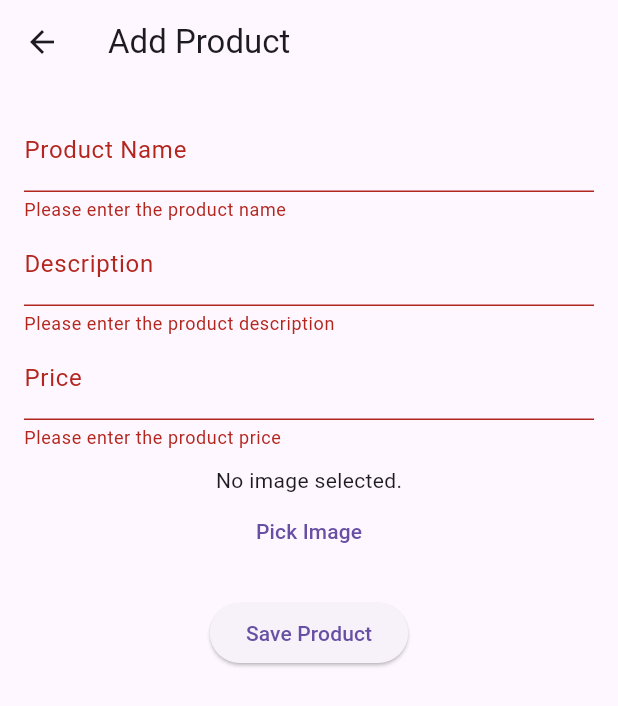
After one commit to GrupoTecnologicoAEL/CursoFlutter, a Flutter app: the AddEditProductScreen screen opened directly, after a tap on "Save Product", on a phone screen of 412 x 824 dp. The commit adds this screen. Shown: the top 706 px of the screen. Run offline on Flutter 3.47's test engine with Material 3 defaults, Android fonts, the phone set to English and light mode, and no system bars; our stand-ins replace cloud_firestore, firebase_auth, firebase_core, firebase_storage, go_router, google_sign_in and 1 more; missing offline and left inert: dart:html; accounts and stored records are empty.

Commit message:
Cambios en pantalla cliente y admin

```diff
--- /dev/null
+++ b/lib/Screens/Admin/crud_product.dart
@@ -0,0 +1,245 @@
+import 'dart:html' as html;
+import 'package:flutter/material.dart';
+import 'package:http/http.dart' as http;
+import 'dart:convert';
+import 'package:image_picker/image_picker.dart';
+import 'package:firebase_storage/firebase_storage.dart';
+
+class AddEditProductScreen extends StatefulWidget {
+  final String? productId;
+
+  AddEditProductScreen({this.productId});
+
+  @override
+  _AddEditProductScreenState createState() => _AddEditProductScreenState();
+}
+
+class _AddEditProductScreenState extends State<AddEditProductScreen> {
+  final _formKey = GlobalKey<FormState>();
+  final _nameController = TextEditingController();
+  final _descriptionController = TextEditingController();
+  final _priceController = TextEditingController();
+  html.File? _imageFile;
+  bool _isLoading = false;
+  String? _imageUrl;
+
+  @override
+  void initState() {
+    super.initState();
+    if (widget.productId != null) {
+      _loadProductData();
+    }
+  }
+
+  Future<void> _loadProductData() async {
+    final response = await http.get(Uri.parse('http://localhost:5001/api/products/${widget.productId}'));
+
+    if (response.statusCode == 200) {
+      final productData = json.decode(response.body);
+      setState(() {
+        _nameController.text = productData['name'];
+        _descriptionController.text = productData['description'];
+        _priceController.text = productData['price'].toString();
+        _imageUrl = productData['imageUrl'];
+      });
+    } else {
+      throw Exception('Failed to load product');
+    }
+  }
+
+  Future<void> _pickImage() async {
+    final picker = html.FileUploadInputElement();
+    picker.accept = 'image/*';
+    picker.click();
+
+    picker.onChange.listen((event) {
+      final files = picker.files;
+      if (files!.isEmpty) return;
+      setState(() {
+        _imageFile = files[0];
+        _imageUrl = html.Url.createObjectUrl(_imageFile);
+      });
+    });
+  }
+
+  Future<String> _uploadImage() async {
+    if (_imageFile == null) return '';
+
+    String fileName = _imageFile!.name;
+    Reference firebaseStorageRef = FirebaseStorage.instance.ref().child('uploads/$fileName');
+
+    UploadTask uploadTask = firebaseStorageRef.putBlob(_imageFile);
+    TaskSnapshot taskSnapshot = await uploadTask;
+
+    return await taskSnapshot.ref.getDownloadURL();
+  }
+
+  Future<void> _saveProduct() async {
+    if (_formKey.currentState!.validate()) {
+      setState(() {
+        _isLoading = true;
+      });
+
+      try {
+        String name = _nameController.text.trim();
+        String description = _descriptionController.text.trim();
+        double price = double.parse(_priceController.text.trim());
+        String? imageUrl = _imageUrl;
+
+        if (_imageFile != null) {
+          imageUrl = await _uploadImage();
+        }
+
+        final Map<String, dynamic> productData = {
+          'name': name,
+          'description': description,
+          'price': price,
+          'imageUrl': imageUrl,
+        };
+
+        if (widget.productId == null) {
+          // Crear producto
+          final response = await http.post(
+            Uri.parse('http://localhost:5001/api/products'),
+            headers: {'Content-Type': 'application/json'},
+            body: json.encode(productData),
+          );
+
+          if (response.statusCode != 201) {
+            throw Exception('Failed to create product');
+          }
+        } else {
+          // Editar producto
+          final response = await http.put(
+            Uri.parse('http://localhost:5001/api/products/${widget.productId}'),
+            headers: {'Content-Type': 'application/json'},
+            body: json.encode(productData),
+          );
+
+          if (response.statusCode != 200) {
+            throw Exception('Failed to update product');
+          }
+        }
+
+        Navigator.pop(context); // Regresa a la pantalla anterior después de guardar
+      } catch (e) {
+        print(e);
+      } finally {
+        setState(() {
+          _isLoading = false;
+        });
+      }
+    }
+  }
+
+  Future<void> _deleteProduct() async {
+    if (widget.productId != null) {
+      setState(() {
+        _isLoading = true;
+      });
+
+      try {
+        final response = await http.delete(
+          Uri.parse('http://localhost:5001/api/products/${widget.productId}'),
+          headers: {'Content-Type': 'application/json'},
+        );
+
+        if (response.statusCode != 200) {
+          throw Exception('Failed to delete product');
+        }
+
+        Navigator.pop(context); // Regresa a la pantalla anterior después de eliminar
+      } catch (e) {
+        print(e);
+      } finally {
+        setState(() {
+          _isLoading = false;
+        });
+      }
+    }
+  }
+
+  @override
+  Widget build(BuildContext context) {
+    return Scaffold(
+      appBar: AppBar(
+        title: Text(widget.productId == null ? 'Add Product' : 'Edit Product'),
+        actions: widget.productId != null
+            ? [
+                IconButton(
+                  icon: Icon(Icons.delete),
+                  onPressed: _deleteProduct,
+                ),
+              ]
+            : null,
+      ),
+      body: _isLoading
+          ? Center(child: CircularProgressIndicator())
+          : Padding(
+              padding: const EdgeInsets.all(16.0),
+              child: Form(
+                key: _formKey,
+                child: Column(
+                  children: [
+                    TextFormField(
+                      controller: _nameController,
+                      decoration: InputDecoration(labelText: 'Product Name'),
+                      validator: (value) {
+                        if (value!.isEmpty) {
+                          return 'Please enter the product name';
+                        }
+                        return null;
+                      },
+                    ),
+                    TextFormField(
+                      controller: _descriptionController,
+                      decoration: InputDecoration(labelText: 'Description'),
+                      validator: (value) {
+                        if (value!.isEmpty) {
+                          return 'Please enter the product description';
+                        }
+                        return null;
+                      },
+                    ),
+                    TextFormField(
+                      controller: _priceController,
+                      decoration: InputDecoration(labelText: 'Price'),
+                      keyboardType: TextInputType.number,
+                      validator: (value) {
+                        if (value!.isEmpty) {
+                          return 'Please enter the product price';
+                        }
+                        if (double.tryParse(value) == null) {
+                          return 'Please enter a valid price';
+                        }
+                        return null;
+                      },
+                    ),
+                    SizedBox(height: 10),
+                    _imageFile == null && _imageUrl == null
+                        ? Text('No image selected.')
+                        : _imageFile != null
+                            ? Image.network(
+                                _imageUrl!,
+                                height: 150,
+                              )
+                            : Image.network(
+                                _imageUrl!,
+                                height: 150,
+                              ),
+                    TextButton(
+                      onPressed: _pickImage,
+                      child: Text('Pick Image'),
+                    ),
+                    SizedBox(height: 20),
+                    ElevatedButton(
+                      onPressed: _saveProduct,
+                      child: Text('Save Product'),
+                    ),
+                  ],
+                ),
+              ),
+            ),
+    );
+  }
+}
--- a/lib/Screens/Loggin.dart
+++ b/lib/Screens/Loggin.dart
@@ -4,7 +4,7 @@ import 'package:cloud_firestore/cloud_firestore.dart';
 import 'package:go_router/go_router.dart';
 import 'package:google_sign_in/google_sign_in.dart';
 
-import 'Admin/admin_screen.dart';
+import '../Screens/Admin/admin_screen.dart';
 import 'Client/client_screen.dart';
 
 class AuthProvider extends ChangeNotifier {
```
Also changed, not shown: lib/Screens/Admin/admin_screen.dart (+24 -73 lines), lib/Screens/Admin/upoad_image.dart (added, +91 -0 lines), lib/Screens/Client/client_screen.dart (+28 -3 lines), lib/Screens/Client/product_list_screen.dart (added, +107 -0 lines), pubspec.yaml (+12 -9 lines), pubspec.lock, 5 other files.
